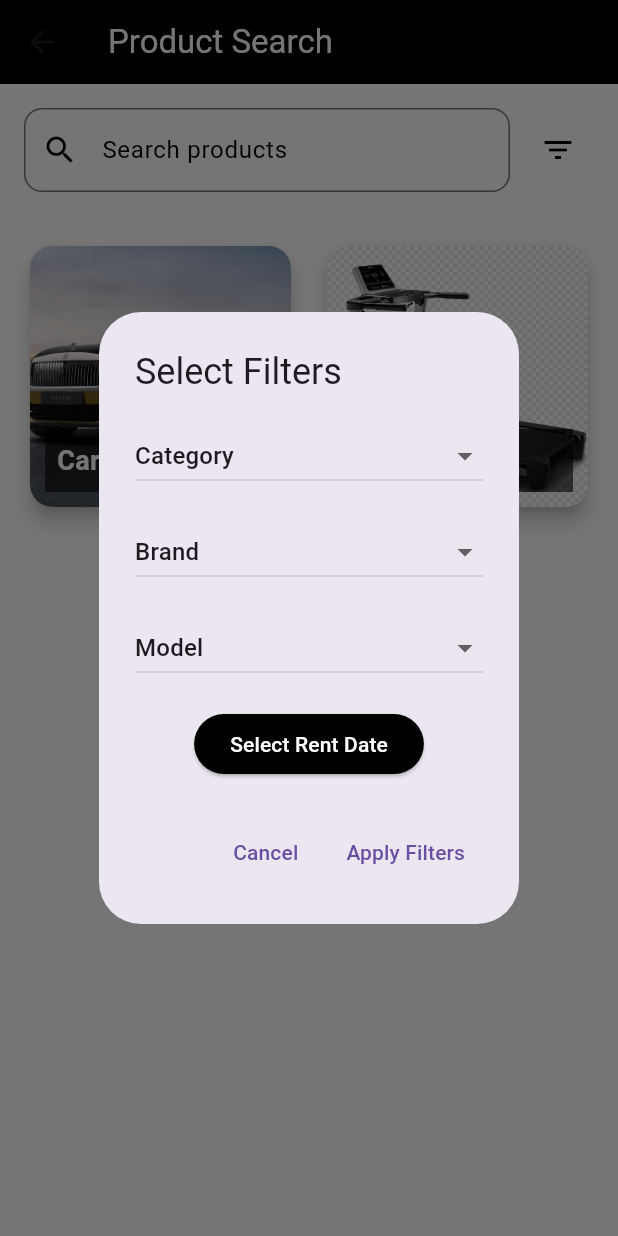
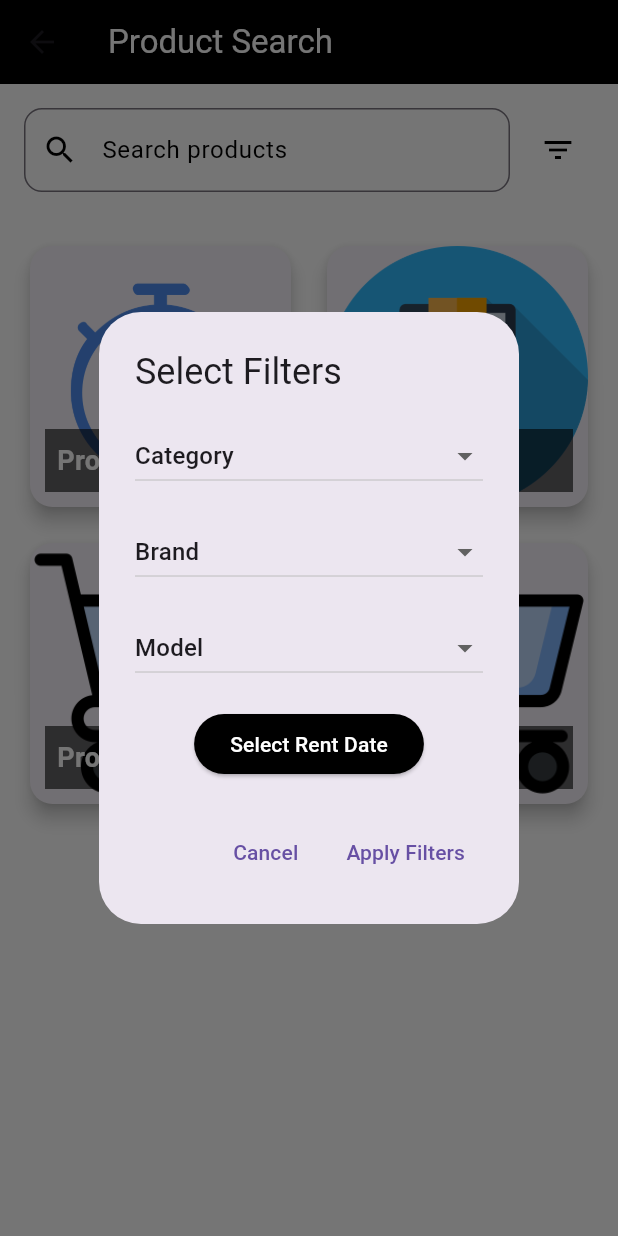
Before and after one commit to LunaLeguisamo/Alkilate-project, a Flutter app: the ProductSearchScreen screen opened directly, after a tap on the "filter list" icon, on a phone screen of 412 x 824 dp. Run offline on Flutter 3.47's test engine with Material 3 defaults, Android fonts, the light colour scheme and no system bars; our stand-ins replace cloud_firestore, firebase_auth, firebase_core, flutter_rating_bar, font_awesome_flutter, google_fonts and 2 more; accounts and stored records are empty.

Commit message:
Refactor ProductDetailScreen to accept Product object; update image and text fields to use product data

```diff
--- a/alkilate/lib/views/products/product_detail/product_detail.dart
+++ b/alkilate/lib/views/products/product_detail/product_detail.dart
@@ -4,7 +4,9 @@ import 'package:smooth_page_indicator/smooth_page_indicator.dart';
 import 'package:flutter_rating_bar/flutter_rating_bar.dart';
 
 class ProductDetailScreen extends StatefulWidget {
-  const ProductDetailScreen({super.key});
+  final Product product;
+
+  const ProductDetailScreen({super.key, required this.product});
 
   @override
   ProductDetailScreenState createState() => ProductDetailScreenState();
@@ -30,11 +32,7 @@ class ProductDetailScreenState extends State<ProductDetailScreen> {
 
   @override
   Widget build(BuildContext context) {
-    final List<String> images = [
-      'assets/images/cami.png',
-      'assets/images/image2.png',
-      'assets/images/image3.png',
-    ];
+    final List<String> images = widget.product.pictures;
 
     return Scaffold(
       appBar: AppBar(
@@ -87,7 +85,7 @@ class ProductDetailScreenState extends State<ProductDetailScreen> {
                 crossAxisAlignment: CrossAxisAlignment.start,
                 children: [
                   Text(
-                    'Electric Treadmill for Rent – High-Quality, Adjustable Speed & Incline',
+                    widget.product.name,
                     style: TextStyle(
                       fontSize: 22,
                       fontWeight: FontWeight.bold,
@@ -96,7 +94,7 @@ class ProductDetailScreenState extends State<ProductDetailScreen> {
                   ),
                   SizedBox(height: 8),
                   Text(
-                    '\$299.99',
+                    '\$${widget.product.price}',
                     style: TextStyle(
                       fontSize: 20,
                       fontWeight: FontWeight.bold,
@@ -155,7 +153,7 @@ class ProductDetailScreenState extends State<ProductDetailScreen> {
                           TextStyle(fontSize: 18, fontWeight: FontWeight.bold)),
                   SizedBox(height: 8),
                   Text(
-                    'Kickstart your workout routine with this high-quality electric treadmill, now available for rent! Perfect for those who want to exercise at home without committing to long-term investments or taking up too much space.',
+                    widget.product.brand,
                     style: TextStyle(fontSize: 16, color: Colors.black54),
                   ),
 
--- a/alkilate/lib/views/products/product_search/product_search.dart
+++ b/alkilate/lib/views/products/product_search/product_search.dart
@@ -1,7 +1,6 @@
 import 'package:alkilate/views/products/product_detail/product_detail.dart';
 import 'package:flutter/material.dart';
 import 'package:alkilate/services/services.dart';
-import 'package:alkilate/shared/shared.dart';
 
 class ProductSearchScreen extends StatefulWidget {
   const ProductSearchScreen({super.key});
@@ -20,12 +19,112 @@ class ProductSearchScreenState extends State<ProductSearchScreen> {
   double priceRangeMin = 0;
   double priceRangeMax = 3000;
   DateTime? selectedDate;
+  List<Product> products = [];
+
+  @override
+  void initState() {
+    super.initState();
+    _loadProducts();
+  }
+
+  Future<void> _loadProducts() async {
+    try {
+      List<Product> products = await fetchedProducts();
+      setState(() {
+        this.products = products;
+      });
+    } catch (e) {
+      print(e);
+    }
+  }
 
   // Lista de productos con imágenes locales
-  List<Map<String, String>> products = [
-    {'name': 'Cars', 'image': 'assets/images/car.jpg'},
-    {'name': 'treadmill', 'image': 'assets/images/cami.png'},
-  ];
+  fetchedProducts() async {
+    // Inside an async function
+    FirestoreService().getProductList().then((products) {
+      // Work with the products list here
+      products.forEach((product) {
+        print(product.name);
+      });
+    }).catchError((error) {
+      print('Error fetching products: $error');
+    });
+    List<Product> products = await FirestoreService().getProductList();
+    if (products.isEmpty) {
+      print(FirestoreService().getProductList());
+      products = [
+        Product(
+          id: '1',
+          dateCreated: '2021-09-01',
+          modifiedDate: '2021-09-01',
+          owner: '1',
+          name: 'Product 1',
+          brand: 'Brand 1',
+          category: 'Category 1',
+          location: 'Location 1',
+          price: 100,
+          availability: true,
+          deposit: 50,
+          approved: true,
+          comments: [],
+          pictures: ['assets/images/image1.png'],
+          bankAccount: 'Bank Account 1',
+        ),
+        Product(
+          id: '2',
+          dateCreated: '2021-09-01',
+          modifiedDate: '2021-09-01',
+          owner: '2',
+          name: 'Product 2',
+          brand: 'Brand 2',
+          category: 'Category 2',
+          location: 'Location 2',
+          price: 200,
+          availability: true,
+          deposit: 100,
+          approved: true,
+          comments: [],
+          pictures: ['assets/images/image2.png'],
+          bankAccount: 'Bank Account 2',
+        ),
+        Product(
+          id: '3',
+          dateCreated: '2021-09-01',
+          modifiedDate: '2021-09-01',
+          owner: '3',
+          name: 'Product 3',
+          brand: 'Brand 3',
+          category: 'Category 3',
+          location: 'Location 3',
+          price: 300,
+          availability: true,
+          deposit: 150,
+          approved: true,
+          comments: [],
+          pictures: ['assets/images/image3.png'],
+          bankAccount: 'Bank Account 3',
+        ),
+        Product(
+          id: '4',
+          dateCreated: '2021-09-01',
+          modifiedDate: '2021-09-01',
+          owner: '4',
+          name: 'Product 4',
+          brand: 'Brand 4',
+          category: 'Category 4',
+          location: 'Location 4',
+          price: 400,
+          availability: true,
+          deposit: 200,
+          approved: true,
+          comments: [],
+          pictures: ['assets/images/image3.png'],
+          bankAccount: 'Bank Account 4',
+        ),
+      ];
+    }
+    return products;
+  }
 
   // Opciones de filtros
   List<String> categories = [
@@ -102,7 +201,7 @@ class ProductSearchScreenState extends State<ProductSearchScreen> {
                       Navigator.of(context).push(
                         MaterialPageRoute(
                           builder: (BuildContext context) =>
-                              ProductDetailScreen(),
+                              ProductDetailScreen(product: products[index]),
                         ),
                       );
                     },
@@ -117,7 +216,7 @@ class ProductSearchScreenState extends State<ProductSearchScreen> {
                           ClipRRect(
                             borderRadius: BorderRadius.all(Radius.circular(15)),
                             child: Image.asset(
-                              products[index]['image']!,
+                              products[index].pictures[0],
                               fit: BoxFit.cover,
                             ),
                           ),
@@ -130,7 +229,7 @@ class ProductSearchScreenState extends State<ProductSearchScreen> {
                               // ignore: deprecated_member_use
                               color: Colors.black.withOpacity(0.6),
                               child: Text(
-                                products[index]['name']!,
+                                products[index].name,
                                 style: TextStyle(
                                   fontSize: 18,
                                   fontWeight: FontWeight.bold,
```
